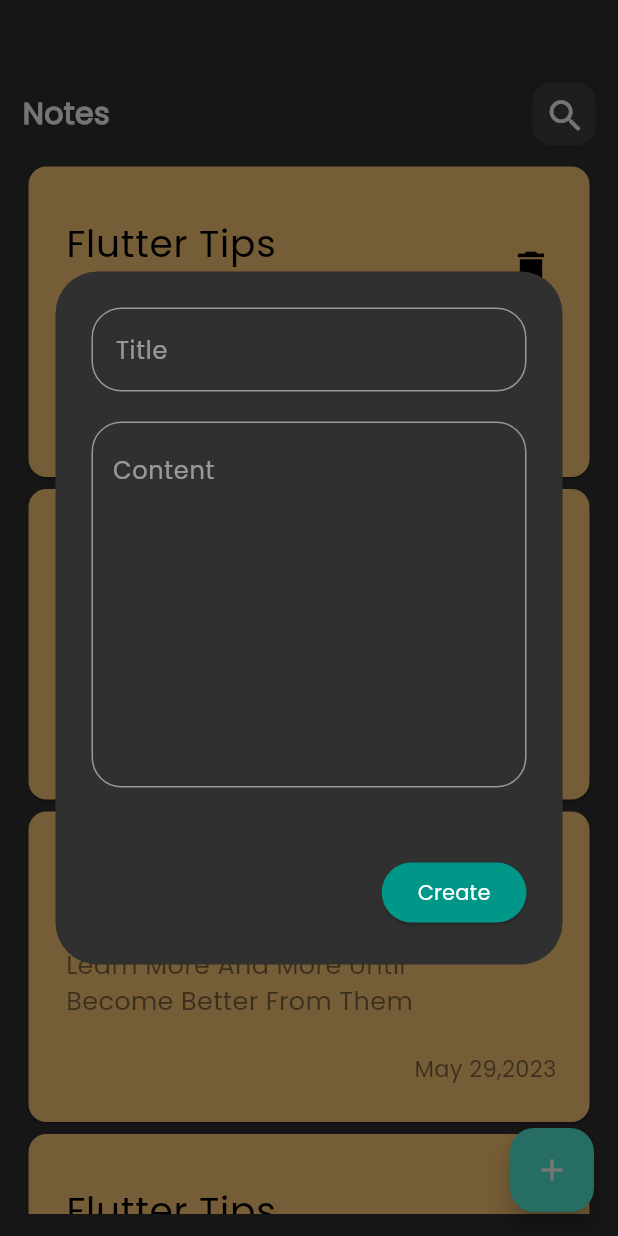
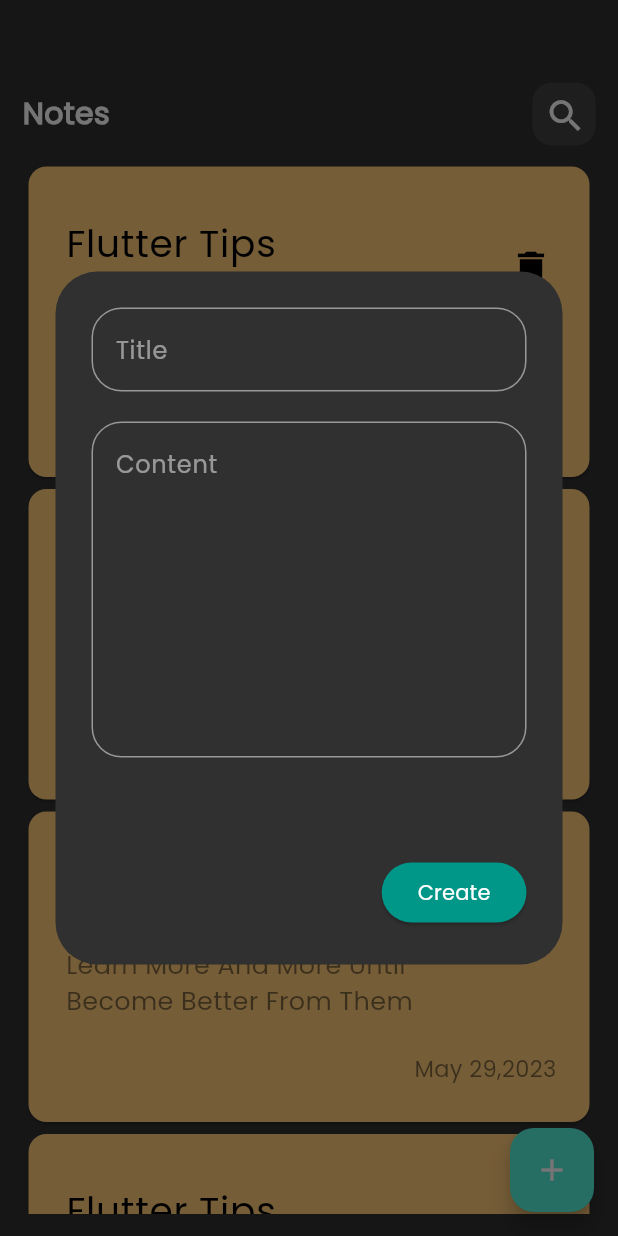
Before and after one commit to Mohammed-AboLEneen/note_app, a Flutter app: the screen it shows after launch, after a tap on the "add" icon, on a phone screen of 412 x 824 dp. Run offline on Flutter 3.47's test engine with Material 2 defaults, Android fonts, the phone set to English and light mode, and no system bars.

Commit message:
refactor the code 2

```diff
--- a/lib/views/note_app.dart
+++ b/lib/views/note_app.dart
@@ -5,7 +5,7 @@ import '../widgets/note_item.dart';
 import '../widgets/search_icon.dart';
 
 class NoteView extends StatelessWidget {
-  NoteView({Key? key}) : super(key: key);
+  const NoteView({Key? key}) : super(key: key);
 
   @override
   Widget build(BuildContext context) {
@@ -34,8 +34,10 @@ class NoteView extends StatelessWidget {
             ),
             Expanded(
                 child: ListView.builder(
-              itemBuilder: (context, index) => ItemNote(),
-              itemCount: 10,
+
+                  padding: EdgeInsets.zero,
+                  itemBuilder: (context, index) => ItemNote(),
+                  itemCount: 10,
             ))
           ],
         ),
--- a/lib/widgets/custom_textfield.dart
+++ b/lib/widgets/custom_textfield.dart
@@ -1,10 +1,12 @@
 import 'package:flutter/material.dart';
 
 class CustomTextField extends StatelessWidget {
+
   final String? hint;
   final EdgeInsetsGeometry? padding;
+  final int? maxLines;
 
-  CustomTextField({super.key, this.hint, this.padding});
+  const CustomTextField({super.key, this.hint, this.padding, this.maxLines});
 
   @override
   Widget build(BuildContext context) {
@@ -12,6 +14,7 @@ class CustomTextField extends StatelessWidget {
     return TextField(
       textInputAction: TextInputAction.next,
       textAlignVertical: TextAlignVertical.top,
+      maxLines: maxLines,
       style: TextStyle(
         color: Colors.white.withOpacity(.7), // Set the color of the text
       ),
--- a/lib/widgets/note_alert.dart
+++ b/lib/widgets/note_alert.dart
@@ -12,24 +12,24 @@ class WriteNoteContent extends StatelessWidget {
     return AlertDialog(
       backgroundColor: const Color(0xff303030),
       insetPadding: EdgeInsets.zero,
-      content: SizedBox(
+      content: const SizedBox(
         width: 290,
         height: 350,
         child: Padding(
-          padding: const EdgeInsets.only(top: 8.0),
+          padding: EdgeInsets.only(top: 8.0),
           child: SingleChildScrollView(
             child: Column(
               children: [
                 CustomTextField(
                   hint: 'Title',
                 ),
-                const SizedBox(
+                SizedBox(
                   height: 20,
                 ),
                 CustomTextField(
-                    hint: 'Content',
-                    padding:
-                        const EdgeInsets.only(bottom: 200, top: 20, left: 10)),
+                  hint: 'Content',
+                  maxLines: 8,
+                )
               ],
             ),
           ),
--- a/pubspec.yaml
+++ b/pubspec.yaml
@@ -35,8 +35,14 @@ dependencies:
   # The following adds the Cupertino Icons font to your application.
   # Use with the CupertinoIcons class for iOS style icons.
   cupertino_icons: ^1.0.2
+  hive:
+  hive_flutter:
 
 dev_dependencies:
+
+  build_runner:
+  hive_generator:
+
   flutter_test:
     sdk: flutter
 
```
Also changed, not shown: pubspec.lock, 1 other file.
